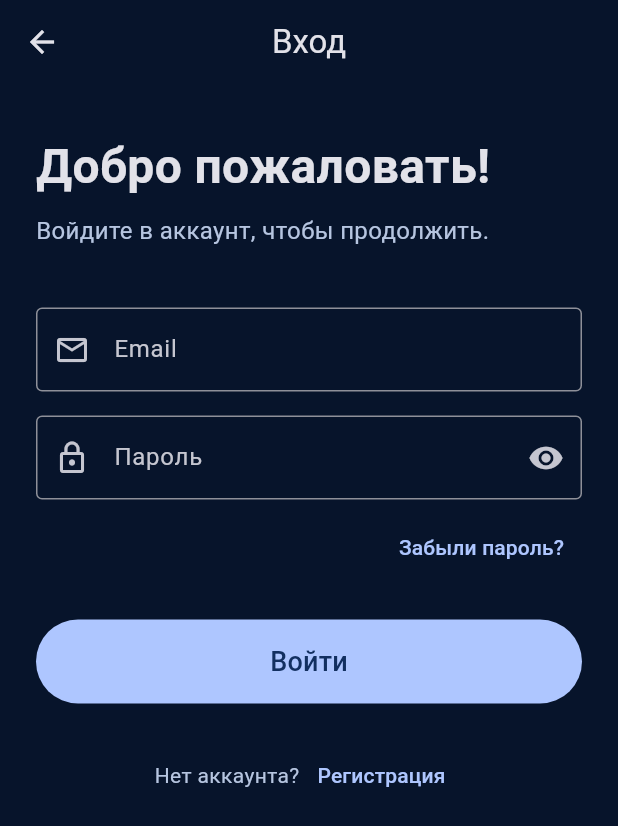
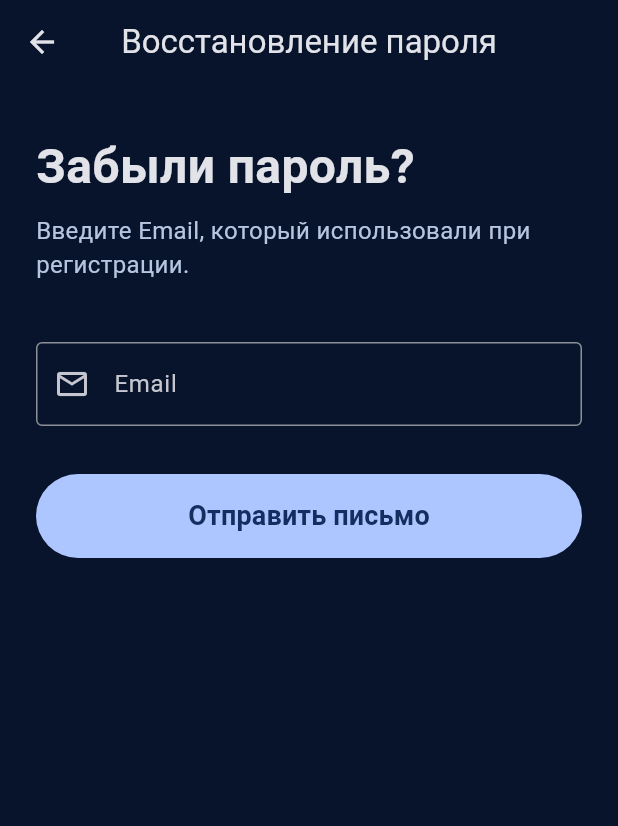
Before and after one commit to artem-turovez/student_helper, a Flutter app: the LoginScreen screen opened directly, after a tap on "Забыли пароль?", on a phone screen of 412 x 824 dp. Shown: the top 826 px of the screen. Run offline on Flutter 3.47's test engine with Material 3 defaults, Android fonts, the phone set to English and light mode, and no system bars; our stand-ins replace cloud_firestore, firebase_auth, firebase_core; accounts and stored records are empty.

Commit message:
Add Firebase login and password recovery

```diff
--- /dev/null
+++ b/lib/screens/auth/forgot_password_screen.dart
@@ -0,0 +1,252 @@
+import 'package:firebase_auth/firebase_auth.dart';
+import 'package:flutter/material.dart';
+
+class ForgotPasswordScreen extends StatefulWidget {
+  const ForgotPasswordScreen({super.key});
+
+  @override
+  State<ForgotPasswordScreen> createState() => _ForgotPasswordScreenState();
+}
+
+class _ForgotPasswordScreenState extends State<ForgotPasswordScreen> {
+  final _formKey = GlobalKey<FormState>();
+  final TextEditingController emailController = TextEditingController();
+
+  bool isLoading = false;
+
+  @override
+  void dispose() {
+    emailController.dispose();
+    super.dispose();
+  }
+
+  Future<void> resetPassword() async {
+    if (!_formKey.currentState!.validate()) {
+      return;
+    }
+
+    FocusScope.of(context).unfocus();
+
+    setState(() {
+      isLoading = true;
+    });
+
+    try {
+      await FirebaseAuth.instance.sendPasswordResetEmail(
+        email: emailController.text.trim(),
+      );
+
+      debugPrint(
+        'Письмо для сброса пароля отправлено: ${emailController.text.trim()}',
+      );
+
+      if (!mounted) {
+        return;
+      }
+
+      await showDialog(
+        context: context,
+        builder: (dialogContext) {
+          return AlertDialog(
+            title: const Text(
+              'Письмо отправлено',
+            ),
+            content: Text(
+              'Мы отправили инструкции для восстановления пароля на\n\n'
+              '${emailController.text.trim()}',
+            ),
+            actions: [
+              FilledButton(
+                onPressed: () {
+                  Navigator.of(dialogContext).pop();
+                },
+                child: const Text(
+                  'Хорошо',
+                ),
+              ),
+            ],
+          );
+        },
+      );
+
+      if (!mounted) {
+        return;
+      }
+
+      Navigator.of(context).pop();
+    } on FirebaseAuthException catch (e) {
+      debugPrint(
+        'Password reset error: ${e.code} - ${e.message}',
+      );
+
+      String message;
+
+      switch (e.code) {
+        case 'invalid-email':
+          message = 'Введите корректный Email';
+          break;
+
+        case 'user-not-found':
+          message = 'Пользователь с таким Email не найден';
+          break;
+
+        case 'too-many-requests':
+          message = 'Слишком много запросов. Попробуйте позже';
+          break;
+
+        case 'network-request-failed':
+          message = 'Не удалось подключиться к серверу. Проверьте интернет';
+          break;
+
+        default:
+          message = 'Не удалось отправить письмо. Ошибка: ${e.code}';
+      }
+
+      if (!mounted) {
+        return;
+      }
+
+      ScaffoldMessenger.of(context).showSnackBar(
+        SnackBar(
+          content: Text(message),
+          behavior: SnackBarBehavior.floating,
+        ),
+      );
+    } catch (e) {
+      debugPrint(
+        'Неизвестная ошибка восстановления пароля: $e',
+      );
+
+      if (!mounted) {
+        return;
+      }
+
+      ScaffoldMessenger.of(context).showSnackBar(
+        const SnackBar(
+          content: Text(
+            'Произошла неизвестная ошибка',
+          ),
+          behavior: SnackBarBehavior.floating,
+        ),
+      );
+    } finally {
+      if (mounted) {
+        setState(() {
+          isLoading = false;
+        });
+      }
+    }
+  }
+
+  @override
+  Widget build(BuildContext context) {
+    return Scaffold(
+      appBar: AppBar(
+        backgroundColor: const Color(0xFF07142B),
+        surfaceTintColor: Colors.transparent,
+        title: const Text(
+          'Восстановление пароля',
+        ),
+        centerTitle: true,
+      ),
+      body: SafeArea(
+        child: SingleChildScrollView(
+          padding: const EdgeInsets.symmetric(
+            horizontal: 24,
+            vertical: 32,
+          ),
+          child: Form(
+            key: _formKey,
+            child: Column(
+              crossAxisAlignment: CrossAxisAlignment.start,
+              children: [
+                const Text(
+                  'Забыли пароль?',
+                  style: TextStyle(
+                    fontSize: 32,
+                    fontWeight: FontWeight.bold,
+                  ),
+                ),
+
+                const SizedBox(height: 8),
+
+                const Text(
+                  'Введите Email, который использовали при регистрации.',
+                  style: TextStyle(
+                    fontSize: 16,
+                    color: Color(0xFFB6C5E0),
+                  ),
+                ),
+
+                const SizedBox(height: 40),
+
+                TextFormField(
+                  controller: emailController,
+                  keyboardType: TextInputType.emailAddress,
+                  textInputAction: TextInputAction.done,
+                  autocorrect: false,
+                  enableSuggestions: false,
+                  onFieldSubmitted: (_) {
+                    if (!isLoading) {
+                      resetPassword();
+                    }
+                  },
+                  decoration: const InputDecoration(
+                    labelText: 'Email',
+                    hintText: 'example@mail.com',
+                    prefixIcon: Icon(
+                      Icons.email_outlined,
+                    ),
+                    border: OutlineInputBorder(),
+                  ),
+                  validator: (value) {
+                    if (value == null || value.trim().isEmpty) {
+                      return 'Введите Email';
+                    }
+
+                    final email = value.trim();
+
+                    final emailRegExp = RegExp(
+                      r'^[^@\s]+@[^@\s]+\.[^@\s]+$',
+                    );
+
+                    if (!emailRegExp.hasMatch(email)) {
+                      return 'Введите корректный Email';
+                    }
+
+                    return null;
+                  },
+                ),
+
+                const SizedBox(height: 32),
+
+                SizedBox(
+                  width: double.infinity,
+                  height: 56,
+                  child: FilledButton(
+                    onPressed: isLoading ? null : resetPassword,
+                    child: isLoading
+                        ? const SizedBox(
+                            width: 24,
+                            height: 24,
+                            child: CircularProgressIndicator(
+                              strokeWidth: 2,
+                            ),
+                          )
+                        : const Text(
+                            'Отправить письмо',
+                            style: TextStyle(
+                              fontSize: 18,
+                              fontWeight: FontWeight.w600,
+                            ),
+                          ),
+                  ),
+                ),
+              ],
+            ),
+          ),
+        ),
+      ),
+    );
+  }
+}
--- a/lib/screens/auth/login_screen.dart
+++ b/lib/screens/auth/login_screen.dart
@@ -1,5 +1,9 @@
+import 'package:firebase_auth/firebase_auth.dart';
 import 'package:flutter/material.dart';
+
+import 'forgot_password_screen.dart';
 import 'register_screen.dart';
+import 'verify_email_screen.dart';
 
 class LoginScreen extends StatefulWidget {
   const LoginScreen({super.key});
@@ -15,6 +19,7 @@ class _LoginScreenState extends State<LoginScreen> {
   final TextEditingController passwordController = TextEditingController();
 
   bool isPasswordVisible = false;
+  bool isLoading = false;
 
   @override
   void dispose() {
@@ -23,13 +28,152 @@ class _LoginScreenState extends State<LoginScreen> {
     super.dispose();
   }
 
+  Future<void> loginUser() async {
+    if (!_formKey.currentState!.validate()) {
+      return;
+    }
+
+    FocusScope.of(context).unfocus();
+
+    setState(() {
+      isLoading = true;
+    });
+
+    try {
+      final UserCredential userCredential =
+          await FirebaseAuth.instance.signInWithEmailAndPassword(
+        email: emailController.text.trim(),
+        password: passwordController.text,
+      );
+
+      final User? user = userCredential.user;
+
+      if (user == null) {
+        throw Exception('Firebase не вернул пользователя');
+      }
+
+      await user.reload();
+
+      final refreshedUser = FirebaseAuth.instance.currentUser;
+
+      if (refreshedUser == null) {
+        throw Exception('Не удалось получить пользователя');
+      }
+
+      debugPrint('Вход выполнен');
+      debugPrint('UID: ${refreshedUser.uid}');
+      debugPrint('Email: ${refreshedUser.email}');
+      debugPrint(
+        'Email подтверждён: ${refreshedUser.emailVerified}',
+      );
+
+      if (!mounted) {
+        return;
+      }
+
+      if (!refreshedUser.emailVerified) {
+        Navigator.of(context).pushReplacement(
+          MaterialPageRoute(
+            builder: (context) => const VerifyEmailScreen(),
+          ),
+        );
+
+        return;
+      }
+
+      ScaffoldMessenger.of(context).showSnackBar(
+        const SnackBar(
+          content: Text(
+            'Вход выполнен успешно',
+          ),
+          behavior: SnackBarBehavior.floating,
+        ),
+      );
+    } on FirebaseAuthException catch (e) {
+      debugPrint(
+        'FirebaseAuth login error: ${e.code} - ${e.message}',
+      );
+
+      String message;
+
+      switch (e.code) {
+        case 'invalid-email':
+          message = 'Введите корректный Email';
+          break;
+
+        case 'user-disabled':
+          message = 'Этот аккаунт заблокирован';
+          break;
+
+        case 'user-not-found':
+          message = 'Пользователь с таким Email не найден';
+          break;
+
+        case 'wrong-password':
+          message = 'Неверный пароль';
+          break;
+
+        case 'invalid-credential':
+          message = 'Неверный Email или пароль';
+          break;
+
+        case 'too-many-requests':
+          message = 'Слишком много попыток. Попробуйте позже';
+          break;
+
+        case 'network-request-failed':
+          message = 'Не удалось подключиться к серверу. Проверьте интернет';
+          break;
+
+        default:
+          message = 'Не удалось войти. Ошибка: ${e.code}';
+      }
+
+      if (!mounted) {
+        return;
+      }
+
+      ScaffoldMessenger.of(context).showSnackBar(
+        SnackBar(
+          content: Text(message),
+          behavior: SnackBarBehavior.floating,
+        ),
+      );
+    } catch (e) {
+      debugPrint(
+        'Неизвестная ошибка входа: $e',
+      );
+
+      if (!mounted) {
+        return;
+      }
+
+      ScaffoldMessenger.of(context).showSnackBar(
+        const SnackBar(
+          content: Text(
+            'Произошла неизвестная ошибка',
+          ),
+          behavior: SnackBarBehavior.floating,
+        ),
+      );
+    } finally {
+      if (mounted) {
+        setState(() {
+          isLoading = false;
+        });
+      }
+    }
+  }
+
   @override
   Widget build(BuildContext context) {
     return Scaffold(
       appBar: AppBar(
         backgroundColor: const Color(0xFF07142B),
         surfaceTintColor: Colors.transparent,
-        title: const Text('Вход'),
+        title: const Text(
+          'Вход',
+        ),
         centerTitle: true,
       ),
       body: SafeArea(
@@ -66,22 +210,30 @@ class _LoginScreenState extends State<LoginScreen> {
                 TextFormField(
                   controller: emailController,
                   keyboardType: TextInputType.emailAddress,
+                  textInputAction: TextInputAction.next,
                   autocorrect: false,
+                  enableSuggestions: false,
                   decoration: const InputDecoration(
                     labelText: 'Email',
                     hintText: 'example@mail.com',
-                    prefixIcon: Icon(Icons.email_outlined),
+                    prefixIcon: Icon(
+                      Icons.email_outlined,
+                    ),
                     border: OutlineInputBorder(),
                   ),
                   validator: (value) {
                     if (value == null || value.trim().isEmpty) {
-                      return 'Введите email';
+                      return 'Введите Email';
                     }
 
                     final email = value.trim();
 
-                    if (!email.contains('@') || !email.contains('.')) {
-                      return 'Введите корректный email';
+                    final emailRegExp = RegExp(
+                      r'^[^@\s]+@[^@\s]+\.[^@\s]+$',
+                    );
+
+                    if (!emailRegExp.hasMatch(email)) {
+                      return 'Введите корректный Email';
                     }
 
                     return null;
@@ -93,9 +245,19 @@ class _LoginScreenState extends State<LoginScreen> {
                 TextFormField(
                   controller: passwordController,
                   obscureText: !isPasswordVisible,
+                  textInputAction: TextInputAction.done,
+                  autocorrect: false,
+                  enableSuggestions: false,
+                  onFieldSubmitted: (_) {
+                    if (!isLoading) {
+                      loginUser();
+                    }
+                  },
                   decoration: InputDecoration(
                     labelText: 'Пароль',
-                    prefixIcon: const Icon(Icons.lock_outline),
+                    prefixIcon: const Icon(
+                      Icons.lock_outline,
+                    ),
                     border: const OutlineInputBorder(),
                     suffixIcon: IconButton(
                       onPressed: () {
@@ -128,10 +290,20 @@ class _LoginScreenState extends State<LoginScreen> {
                 Align(
                   alignment: Alignment.centerRight,
                   child: TextButton(
-                    onPressed: () {
-                      debugPrint('Восстановление пароля');
+                    onPressed: isLoading
+                        ? null
+                        : () {
+                            Navigator.push(
+                              context,
+                              MaterialPageRoute(
+                                builder: (context) =>
+                                    const ForgotPasswordScreen(),
+                              ),
+                            );
                           },
-                    child: const Text('Забыли пароль?'),
+                    child: const Text(
+                      'Забыли пароль?',
+                    ),
                   ),
                 ),
 
@@ -141,16 +313,20 @@ class _LoginScreenState extends State<LoginScreen> {
                   width: double.infinity,
                   height: 56,
                   child: FilledButton(
-                    onPressed: () {
-                      if (_formKey.currentState!.validate()) {
-                        debugPrint('Форма входа заполнена правильно');
-                        debugPrint('Email: ${emailController.text}');
-                      }
-                    },
-                    child: const Text(
+                    onPressed: isLoading ? null : loginUser,
+                    child: isLoading
+                        ? const SizedBox(
+                            width: 24,
+                            height: 24,
+                            child: CircularProgressIndicator(
+                              strokeWidth: 2,
+                            ),
+                          )
+                        : const Text(
                             'Войти',
                             style: TextStyle(
                               fontSize: 18,
+                              fontWeight: FontWeight.w600,
                             ),
                           ),
                   ),
@@ -167,9 +343,10 @@ class _LoginScreenState extends State<LoginScreen> {
                         color: Color(0xFFB6C5E0),
                       ),
                     ),
-
                     TextButton(
-                      onPressed: () {
+                      onPressed: isLoading
+                          ? null
+                          : () {
                               Navigator.push(
                                 context,
                                 MaterialPageRoute(
@@ -178,7 +355,9 @@ class _LoginScreenState extends State<LoginScreen> {
                                 ),
                               );
                             },
-                      child: const Text('Регистрация'),
+                      child: const Text(
+                        'Регистрация',
+                      ),
                     ),
                   ],
                 ),
```
Lines whose indentation alone changed are shown as unchanged.
